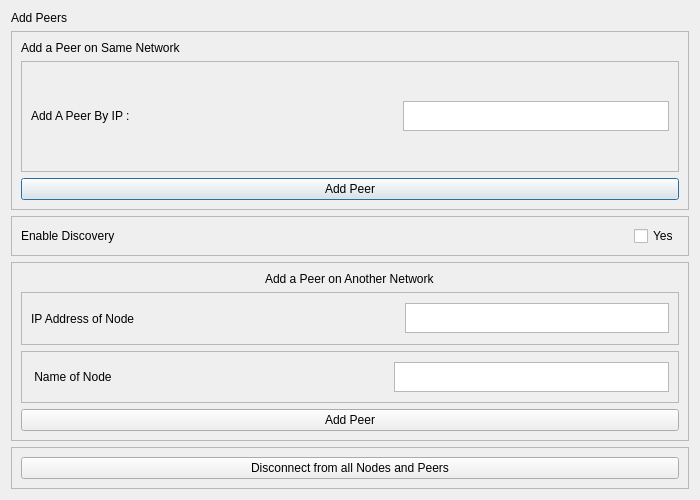
This is inshtant_meshenger/inshtant_meshenger_gui/addpeer.ui in k3an3/InshtantMeshenger as Qt 5 draws it before an edit. The edited form follows.
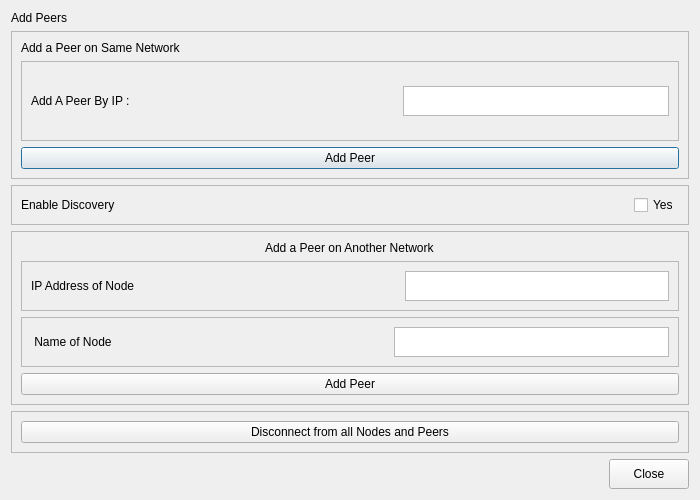
This is the edited form.

```diff
--- a/inshtant_meshenger/inshtant_meshenger_gui/addpeer.ui
+++ b/inshtant_meshenger/inshtant_meshenger_gui/addpeer.ui
@@ -299,6 +299,42 @@
      </layout>
     </widget>
    </item>
+   <item>
+    <layout class="QHBoxLayout" name="horizontalLayout">
+     <item>
+      <spacer name="horizontalSpacer">
+       <property name="orientation">
+        <enum>Qt::Horizontal</enum>
+       </property>
+       <property name="sizeHint" stdset="0">
+        <size>
+         <width>40</width>
+         <height>20</height>
+        </size>
+       </property>
+      </spacer>
+     </item>
+     <item>
+      <widget class="QPushButton" name="pushButton">
+       <property name="minimumSize">
+        <size>
+         <width>80</width>
+         <height>30</height>
+        </size>
+       </property>
+       <property name="maximumSize">
+        <size>
+         <width>80</width>
+         <height>30</height>
+        </size>
+       </property>
+       <property name="text">
+        <string>Close</string>
+       </property>
+      </widget>
+     </item>
+    </layout>
+   </item>
   </layout>
   <zorder>frame</zorder>
   <zorder>frame_5</zorder>
```
Left out of the diff: 3 changed lines with no effect on the pictures.
